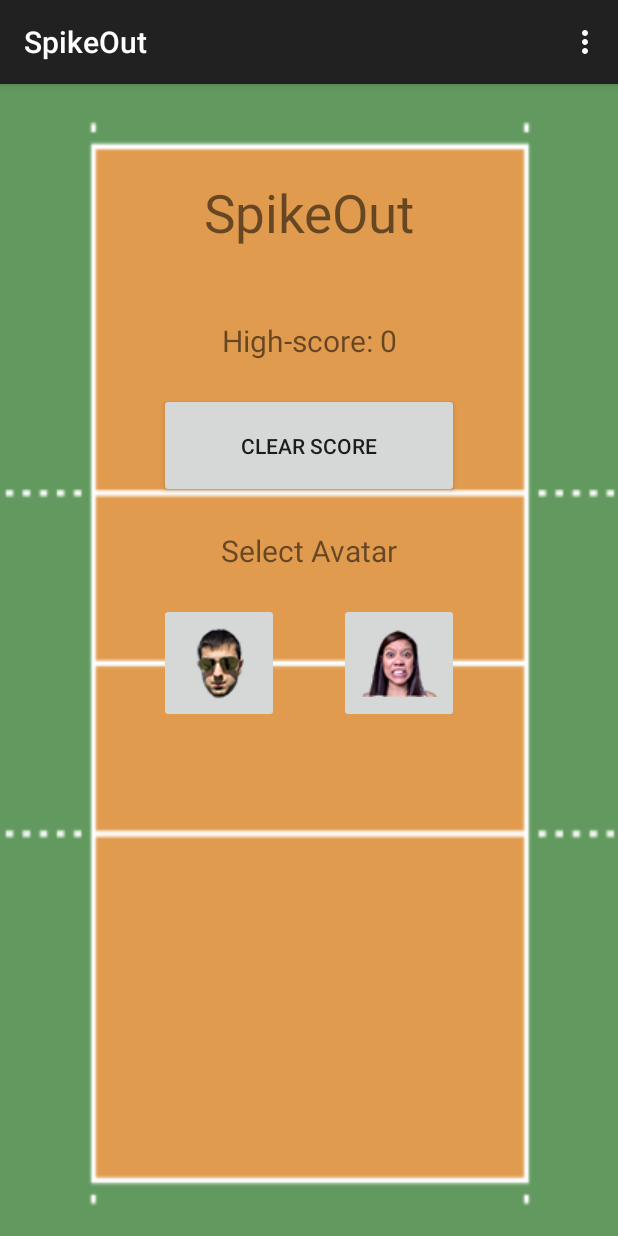
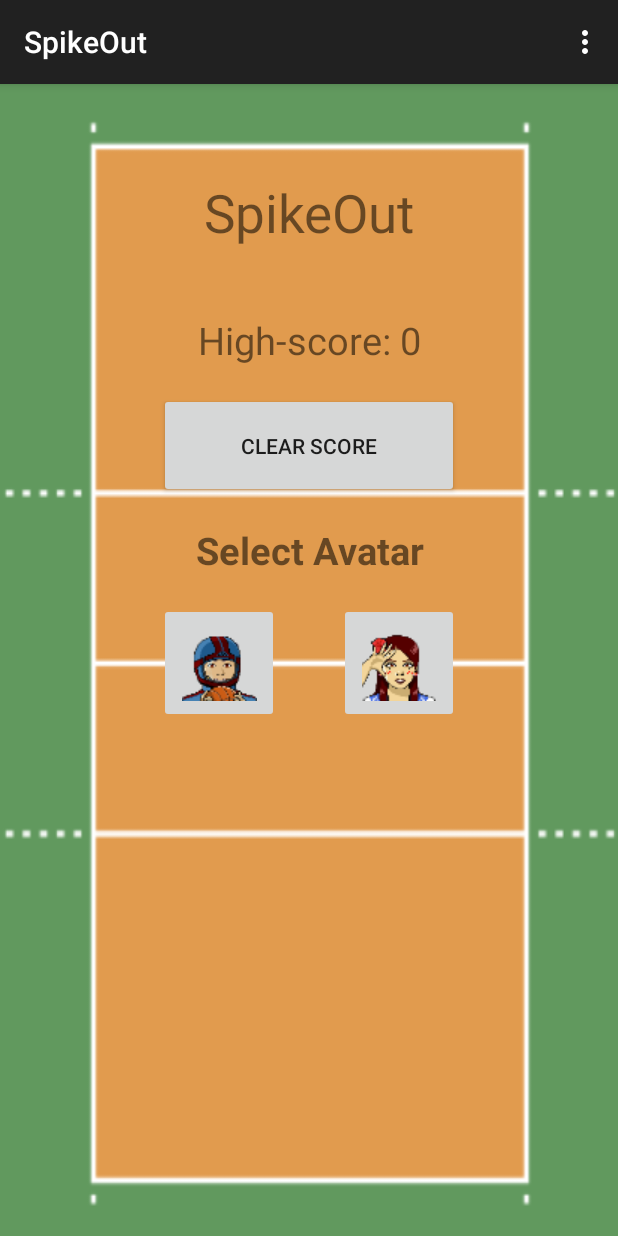
Before and after one commit to aryavk/Android, an Android app: the screen it shows after launch (BlockActivity), on a phone screen of 412 x 824 dp. Run offline under Robolectric (Android 15) with nearby library versions, the phone set to English and light mode, and no system bars.

Commit message:
Merge
Merge in from working copy

```diff
--- a/SpikeOut/SpikeOut/src/main/res/layout/fragment_block.xml
+++ b/SpikeOut/SpikeOut/src/main/res/layout/fragment_block.xml
@@ -53,6 +53,7 @@
         android:layout_centerHorizontal="true"
         android:gravity="center"
         android:layout_below="@+id/clear_score_button"
+        android:textStyle="bold"
         android:text="@string/select_avatar_text"
         android:textSize="@dimen/score_text_size"
         android:id="@+id/select_avatar"/>
--- a/SpikeOut/SpikeOut/src/main/res/values/dimens.xml
+++ b/SpikeOut/SpikeOut/src/main/res/values/dimens.xml
@@ -2,6 +2,6 @@
     <!-- Default screen margins, per the Android Design guidelines. -->
     <dimen name="activity_horizontal_margin">16dp</dimen>
     <dimen name="activity_vertical_margin">16dp</dimen>
-    <dimen name="score_text_size">20dp</dimen>
+    <dimen name="score_text_size">25dp</dimen>
     <dimen name="game_title_text_size">35dp</dimen>
 </resources>
```
Also changed, not shown: SpikeOut/SpikeOut/src/main/java/com/k/blockout/MainGamePanel.java (+11 -15 lines), SpikeOut/SpikeOut/src/main/java/com/k/blockout/graphics/CollisionDetector.java (+9 -5 lines), SpikeOut/SpikeOut/src/main/res/drawable-mdpi/avatar1.png, SpikeOut/SpikeOut/src/main/res/drawable-mdpi/avatar2.png.
